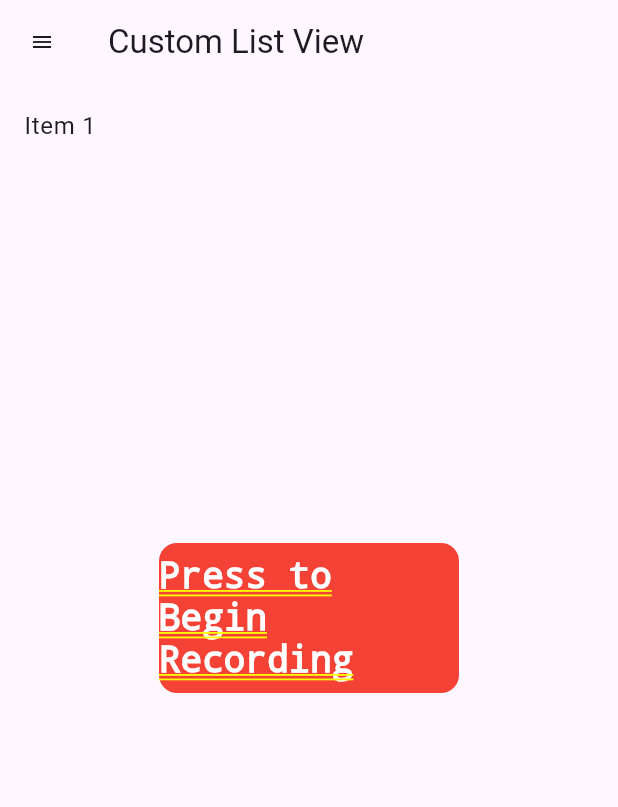
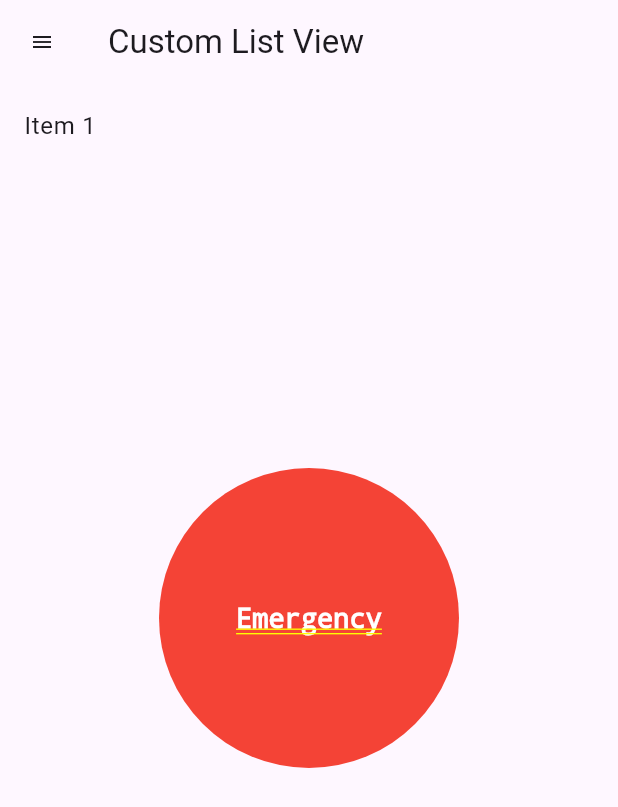
Before and after one commit to compzombie/EyeWitness, a Flutter app: the screen it shows after launch, on a phone screen of 412 x 824 dp. Shown: the top 807 px of the screen. Run offline on Flutter 3.47's test engine with Material 3 defaults, Android fonts, the phone set to English and light mode, and no system bars; generated files the repository leaves out were written again.

Commit message:
Button is a circle

```diff
--- a/eye_witness/lib/src/animated_red_button.dart
+++ b/eye_witness/lib/src/animated_red_button.dart
@@ -40,17 +40,17 @@ class _AnimatedRedButtonState extends State<AnimatedRedButton> with SingleTicker
         scale: _animation.value,
         child: Container(
           width: 200,
-          height: 100,
+          height: 200,
           decoration: BoxDecoration(
             color: Colors.red,
-            borderRadius: BorderRadius.circular(12),
+            shape: BoxShape.circle,
           ),
           child: const Center(
             child: Text(
-              'Press to Begin Recording',
+              'Emergency',
               style: TextStyle(
                 color: Colors.white,
-                fontSize: 24,
+                fontSize: 18,
                 fontWeight: FontWeight.bold,
               ),
             ),
```
